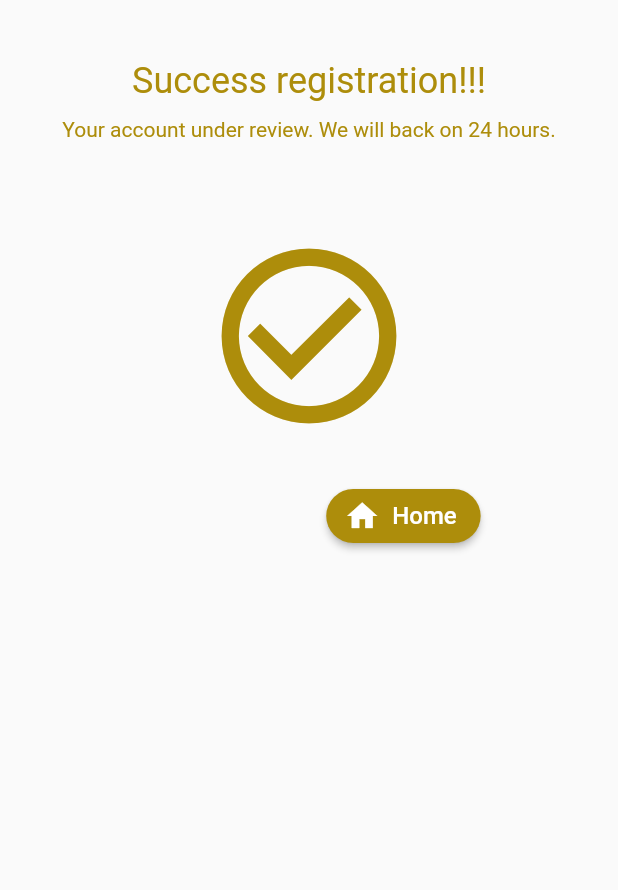
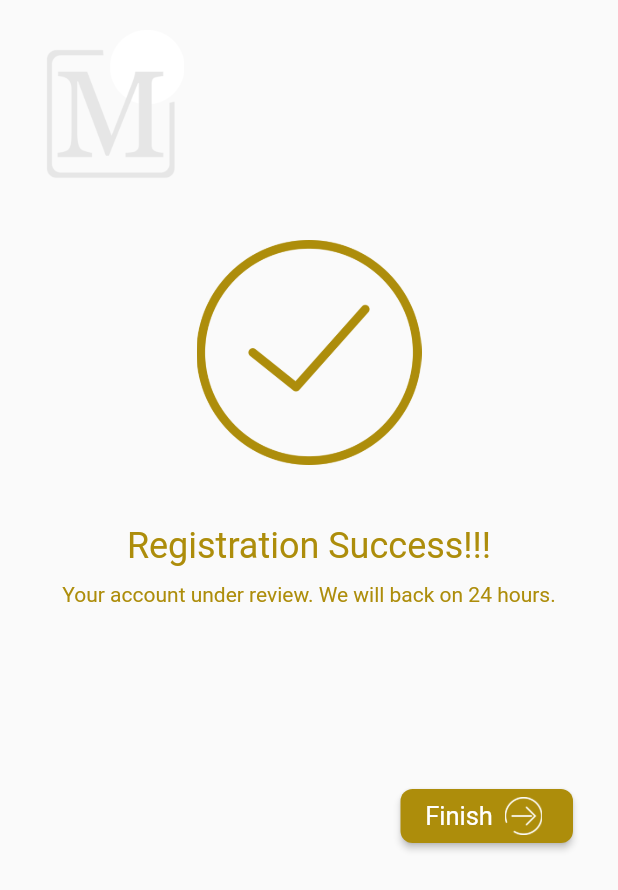
Before and after one commit to mimdudin/mpoints_seller, a Flutter app: the SignupSuccessPage screen opened directly with empty values, on a phone screen of 412 x 824 dp. Shown: the top 890 px of the screen. Run offline on Flutter 3.47's test engine with Material 2 defaults, Android fonts, the phone set to English and light mode, and no system bars; our stand-ins replace firebase_auth, firebase_core, firebase_database, flutter_spinkit, pin_input_text_field, rflutter_alert; missing offline and left inert: fast_qr_reader_view, flutter_barcode_scanner; accounts and stored records are empty.

```diff
--- a/lib/authentications/signup_success_page.dart
+++ b/lib/authentications/signup_success_page.dart
@@ -16,7 +16,6 @@ class _SignupSuccessPageState extends State<SignupSuccessPage> {
     print(widget.status);
   }
 
-
   @override
   Widget build(BuildContext context) {
     return WillPopScope(
@@ -25,16 +24,18 @@ class _SignupSuccessPageState extends State<SignupSuccessPage> {
           body: Container(
               child: ListView(
         children: <Widget>[
+          SizedBox(height: 20),
+          _buildLogo(),
           SizedBox(height: 40),
           Column(
             children: <Widget>[
-              _buildSomeText("Success registration!!!", 24),
+              _buildSuccessIcon(),
+              SizedBox(height: 40),
+              _buildSomeText("Registration Success!!!", 24),
               SizedBox(height: 10),
               _buildSomeText(
                   "Your account under review. We will back on 24 hours.", 14),
-              SizedBox(height: 60),
-              _buildSuccessIcon(),
-              SizedBox(height: 30),
+              SizedBox(height: 120),
               _buildHomeBtn(),
               SizedBox(height: 25),
             ],
@@ -44,14 +45,25 @@ class _SignupSuccessPageState extends State<SignupSuccessPage> {
     );
   }
 
+  Widget _buildLogo() {
+    return Container(
+      margin: EdgeInsets.symmetric(horizontal: 25),
+      alignment: Alignment.centerLeft,
+      height: 100,
+      child: Image.asset(
+        "assets/logo_v2.png",
+        fit: BoxFit.cover,
+      ),
+    );
+  }
+
    Widget _buildSuccessIcon() {
     return Container(
-      child: Icon(
-        Icons.check_circle_outline,
+        child: Image.asset(
+      'assets/icons/success.png',
+      height: 150,
       color: Color(0xffAD8D0B),
-        size: 140,
-      ),
-    );
+    ));
   }
 
   Widget _buildSomeText(String label, double fontSize) {
@@ -72,29 +84,34 @@ class _SignupSuccessPageState extends State<SignupSuccessPage> {
     return Container(
         alignment: Alignment.centerRight,
         height: 40,
-      width: MediaQuery.of(context).size.width / 1.8,
+        margin: EdgeInsets.symmetric(horizontal: 30),
+        // width: MediaQuery.of(context).size.width / 1.8,
         decoration:
-          BoxDecoration(borderRadius: BorderRadius.all(Radius.circular(100))),
+            BoxDecoration(borderRadius: BorderRadius.all(Radius.circular(8))),
+        child: Row(mainAxisAlignment: MainAxisAlignment.end, children: <Widget>[
+          Container(
+            width: 115,
             child: RaisedButton.icon(
               shape: RoundedRectangleBorder(
-            borderRadius: BorderRadius.all(Radius.circular(100))),
-        icon: Icon(
-          Icons.home,
+                  borderRadius: BorderRadius.all(Radius.circular(8))),
+              label: Container(
+                // padding: EdgeInsets.only(bottom: 4),
+                child: Image.asset('assets/icons/Right.png', height: 25),
+              ),
+              icon: Text(
+                'Finish',
+                style: Theme.of(context).textTheme.button.copyWith(
+                    fontSize: 17,
                     color: Colors.white,
-        ),
-        label: Text(
-          "Home",
-          style: Theme.of(context)
-              .textTheme
-              .button
-              .copyWith(fontSize: 16, color: Colors.white),
+                    fontWeight: FontWeight.w400),
               ),
               color: Color(0xffAD8D0B),
               onPressed: () => widget.status == 'HasSignUp'
                   ? _pushReplacementToHome()
                   : _navigatorPop(),
             ),
-    );
+          )
+        ]));
   }
 
   Widget _buildBackBtn(BuildContext context) {
--- a/lib/models/customer.dart
+++ b/lib/models/customer.dart
@@ -1,7 +1,7 @@
 class Customer {
   String id, firstName, lastName, customerNumber;
-  double mpoints;
+  double mpoints, mpointsReceived;
 
-  Customer({this.id, this.firstName, this.lastName, this.customerNumber, this.mpoints});
+  Customer({this.id, this.firstName, this.lastName, this.customerNumber, this.mpoints, this.mpointsReceived});
 
 }
--- a/lib/pages/sale/sale_employeee_validation.dart
+++ b/lib/pages/sale/sale_employeee_validation.dart
@@ -211,6 +211,8 @@ class _SaleEmployeeValidationState extends State<SaleEmployeeValidation> {
       ),
       model.updateMPoints(
           widget.customer.mpoints + widget.total, widget.customer?.id),
+      model.updateMPointsReceived(
+          widget.customer.mpointsReceived + widget.total, widget.customer?.id),
       model.addClaimToStatement(widget.total.toDouble(), 0, widget.customer?.id)
     ]);
   }
--- a/lib/pages/sale/sale_summary_page.dart
+++ b/lib/pages/sale/sale_summary_page.dart
@@ -218,7 +218,7 @@ class _SaleSummaryPageState extends State<SaleSummaryPage> {
       margin: EdgeInsets.only(bottom: 20),
       height: 40,
       decoration:
-          BoxDecoration(borderRadius: BorderRadius.all(Radius.circular(100))),
+          BoxDecoration(borderRadius: BorderRadius.all(Radius.circular(8))),
       child: Row(
         mainAxisAlignment: MainAxisAlignment.end,
         children: <Widget>[
--- a/lib/services/customer_service.dart
+++ b/lib/services/customer_service.dart
@@ -77,7 +77,8 @@ mixin CustomerService on Model {
               firstName: data['firstName'],
               lastName: data['lastName'],
               customerNumber: data['customerNumber'],
-              mpoints: data['mpoints']);
+              mpoints: data['mpoints'],
+              mpointsReceived: data['mpointsReceived']);
           _fetchedCustomer.add(_employee);
         });
       }
--- a/pubspec.yaml
+++ b/pubspec.yaml
@@ -61,6 +61,8 @@ flutter:
    - assets/BG.png
    - assets/icons/
    - assets/icons/Customer.png
+   - assets/icons/Home.png
+   - assets/icons/success.png
    - assets/logo_v3.png
 
 
```
Also changed, not shown: lib/services/transaction_service.dart (+16 -0 lines), assets/icons/Home.png (added), assets/icons/success.png (added). Lines whose indentation alone changed are shown as unchanged.
